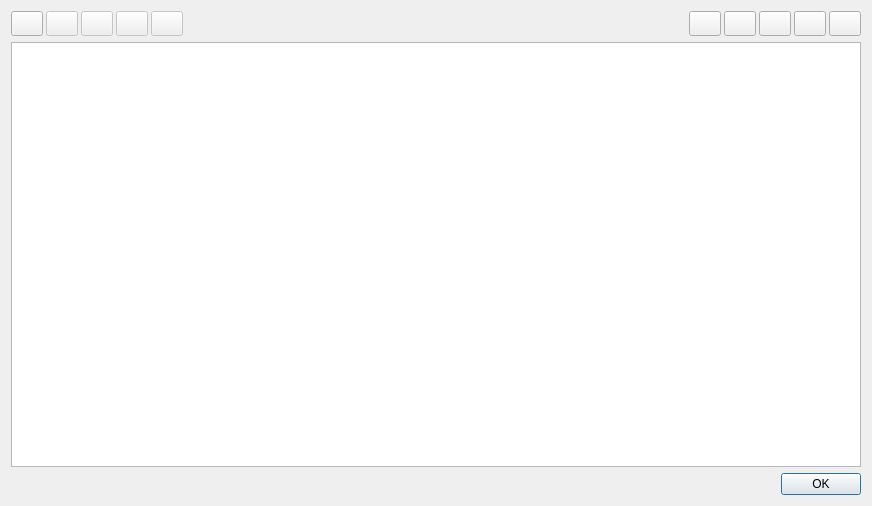
usnistgov/qpx-gamma, file gui/daq/dialog_spectra_templates.ui: the form before one commit.
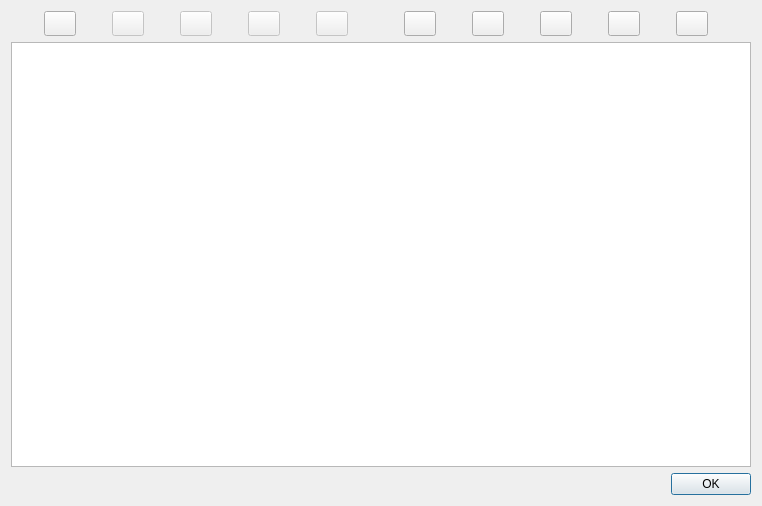
The form after the commit. Icons and pictures are not drawn.

What changed in the file:
```diff
--- a/gui/daq/dialog_spectra_templates.ui
+++ b/gui/daq/dialog_spectra_templates.ui
@@ -9,7 +9,7 @@
    <rect>
     <x>0</x>
     <y>0</y>
-    <width>872</width>
+    <width>762</width>
     <height>506</height>
    </rect>
   </property>
@@ -237,7 +237,7 @@
         <enum>Qt::Horizontal</enum>
        </property>
        <property name="sizeType">
-        <enum>QSizePolicy::MinimumExpanding</enum>
+        <enum>QSizePolicy::Preferred</enum>
        </property>
        <property name="sizeHint" stdset="0">
         <size>
```
